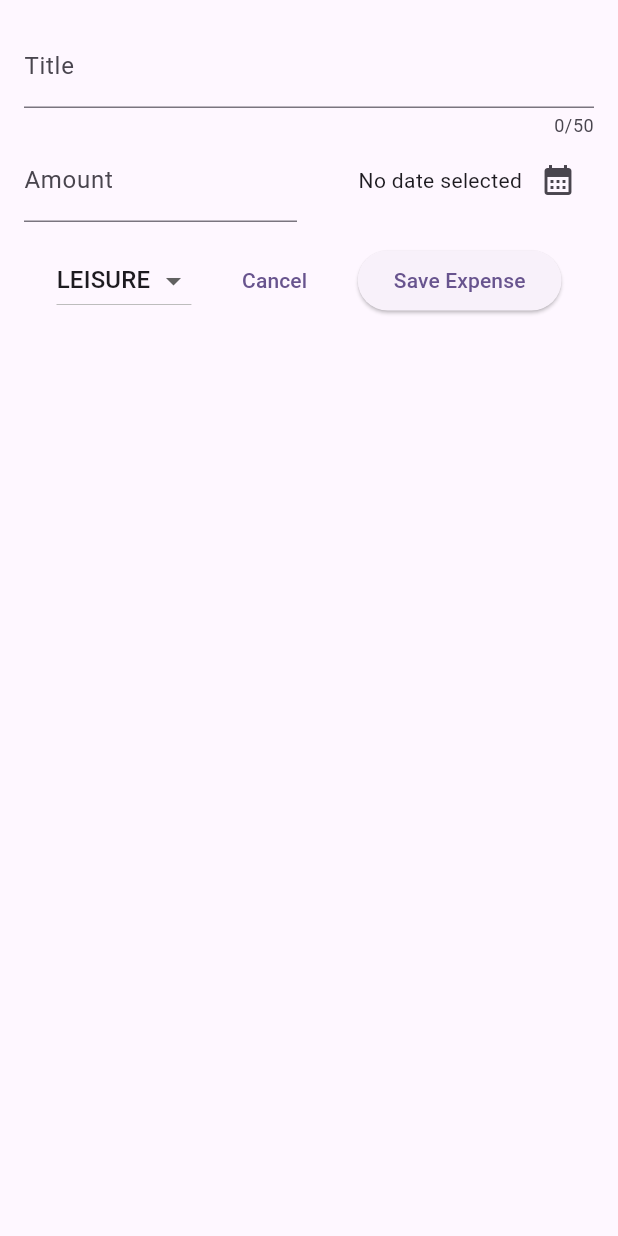
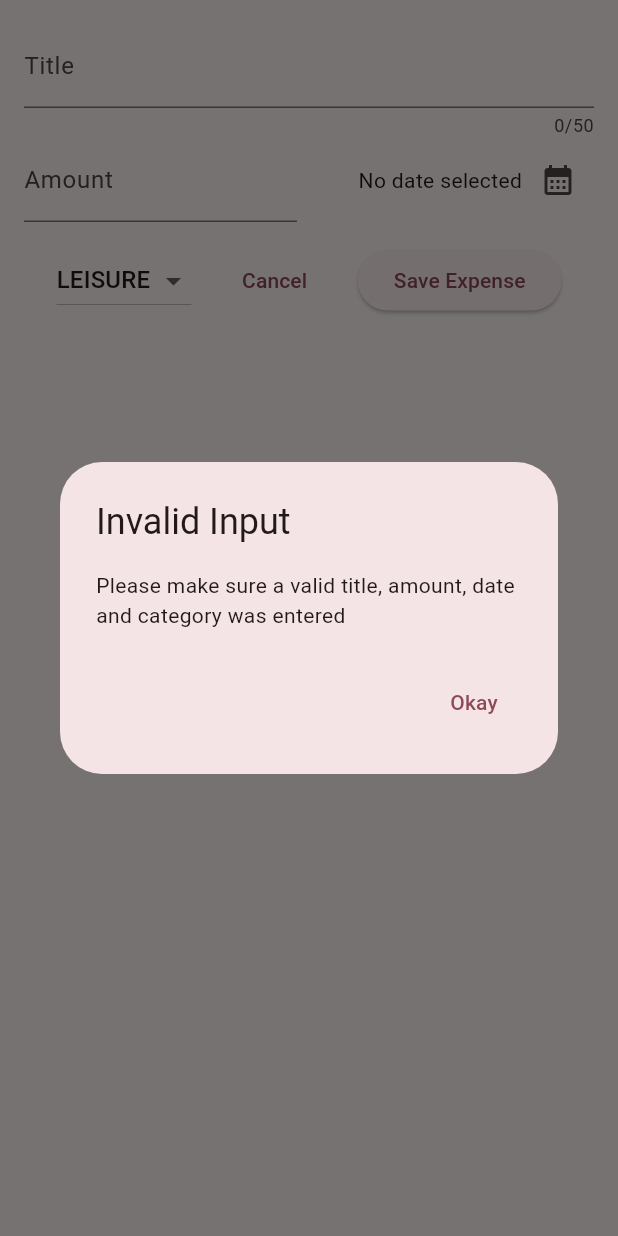
Before and after one commit to Anser47/Expense_Tracker, a Flutter app: the NewExpense widget shown alone on an empty page, opened directly, after a tap on "Save Expense", on a phone screen of 412 x 824 dp. Run offline on Flutter 3.47's test engine with Material 3 defaults, Android fonts, the phone set to English and light mode, and no system bars.

```diff
--- a/lib/main.dart
+++ b/lib/main.dart
@@ -6,10 +6,11 @@ void main() {
     MaterialApp(
       title: 'Flutter Demo',
       theme: ThemeData(
-        colorScheme: ColorScheme.fromSeed(seedColor: Colors.deepPurple),
+        colorScheme: ColorScheme.fromSeed(seedColor: Colors.pink),
         useMaterial3: true,
       ),
-      home:const Expenses(),
+      debugShowCheckedModeBanner: false,
+      home: const Expenses(),
     ),
   );
 }
--- a/lib/widget/new_expense.dart
+++ b/lib/widget/new_expense.dart
@@ -27,6 +27,31 @@ class _NewExpenseState extends State<NewExpense> {
     setState(() {
       _selectedDate = pickedDate as DateTime?;
     });
+  }
+
+  void _submitExpenseData() {
+    final enteredAmount = double.tryParse(_amountEditingController.text);
+    final amountIsInvalid = enteredAmount == null || enteredAmount <= 0;
+    if (_texEditingController.text.trim().isEmpty ||
+        amountIsInvalid ||
+        _selectedDate == null) {
+      showDialog(
+        context: context,
+        builder: (context) => AlertDialog(
+          title: const Text('Invalid Input'),
+          content: const Text(
+              'Please make sure a valid title, amount, date and category was entered'),
+          actions: [
+            TextButton(
+                onPressed: () {
+                  Navigator.of(context).pop();
+                },
+                child: const Text('Okay'))
+          ],
+        ),
+      );
+      return;
+    }
   }
 
   @override
@@ -114,10 +139,9 @@ class _NewExpenseState extends State<NewExpense> {
                   },
                   child: const Text('Cancel')),
               ElevatedButton(
-                  onPressed: () {
-                    print(_selectedDate);
-                  },
-                  child: const Text('Save Expense'))
+                onPressed: () => _submitExpenseData(),
+                child: const Text('Save Expense'),
+              )
             ],
           )
         ],
```
Also changed, not shown: pubspec.lock.
